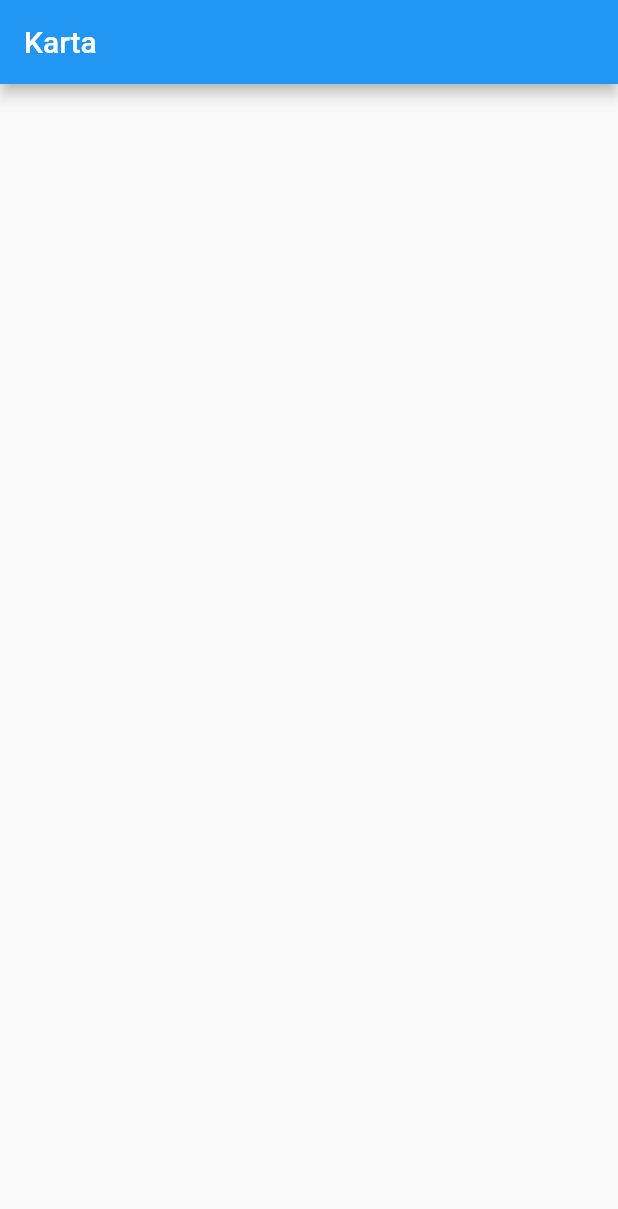
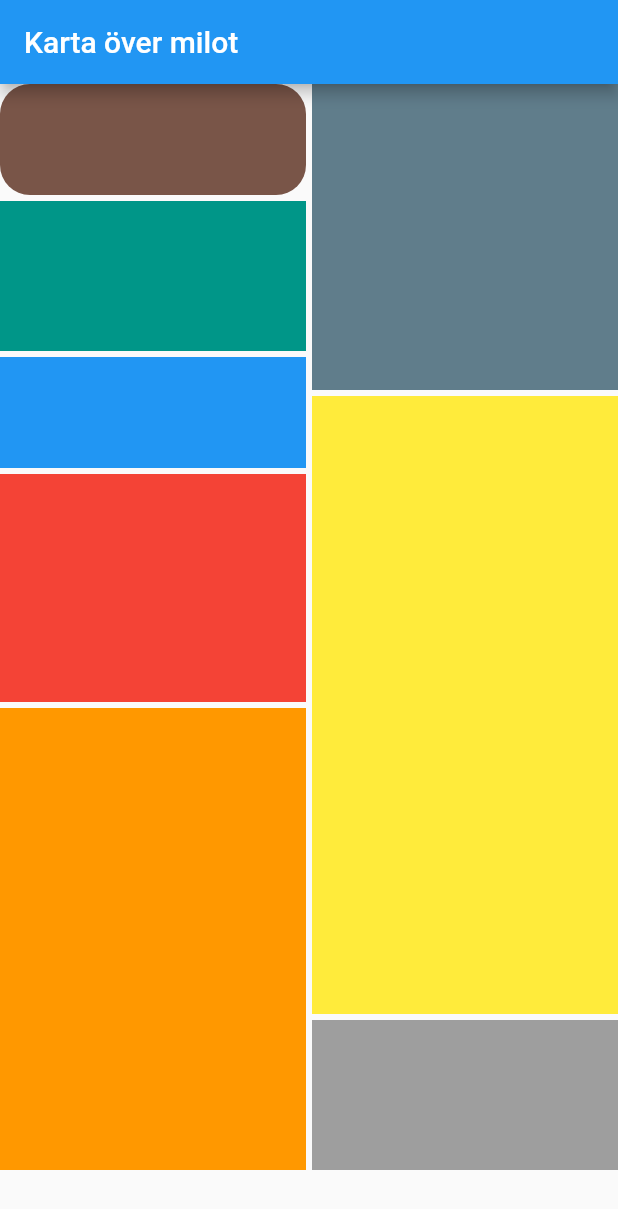
Before and after one commit to jeppeerixon/flutter-milot, a Flutter app: the screen it shows after launch, after a tap on "Hitta din passion!", on a phone screen of 412 x 824 dp. Shown: the top 1209 px of the screen. Run offline on Flutter 3.47's test engine with Material 2 defaults, Android fonts, the phone set to English and light mode, and no system bars.

Commit message:
created map layout using staggered grid view

```diff
--- a/lib/pages/home.dart
+++ b/lib/pages/home.dart
@@ -6,7 +6,6 @@ class HomeScreen extends StatelessWidget {
 
   @override
   Widget build(BuildContext context) {
-    var onPressed;
     return Scaffold(
       body: Column(
         children: [
--- a/lib/pages/map.dart
+++ b/lib/pages/map.dart
@@ -1,4 +1,5 @@
 import 'package:flutter/material.dart';
+import 'package:flutter_staggered_grid_view/flutter_staggered_grid_view.dart';
 
 class MapScreen extends StatelessWidget {
   const MapScreen({ Key? key }) :super(key: key);
@@ -8,9 +9,92 @@ class MapScreen extends StatelessWidget {
     return MaterialApp(
       home: Scaffold(
         appBar: AppBar(
-          title: const Text('Karta'),
-        )
+          title: const Text('Karta över milot'),
+        ),
+      body: Gridden(),
       ),
     );
   }
 }
+
+class Gridden extends StatelessWidget {
+  const Gridden({ Key? key }) :super(key: key);
+
+  @override
+  Widget build(BuildContext context) {
+    return Scaffold(
+      body: StaggeredGrid.count(
+      axisDirection: AxisDirection.down,
+      crossAxisCount: 4,
+      mainAxisSpacing: 4,
+      crossAxisSpacing: 4,
+      children: [
+                StaggeredGridTile.count(
+                    crossAxisCellCount: 2,
+                    mainAxisCellCount: 0.75,
+                    child: InkWell(
+                      onTap: (){
+                        print('hej');
+                      },
+                      child: Container(
+                      decoration: const BoxDecoration(
+                        borderRadius: BorderRadius.all(Radius.circular(20)),
+                        color: Colors.brown,
+                      ),
+                      ),
+                    ),
+                  ),
+                  StaggeredGridTile.count(
+                    crossAxisCellCount: 2,
+                    mainAxisCellCount: 2,
+                    child: Container(
+                      color: Colors.blueGrey,
+                    ),
+                  ),
+                  StaggeredGridTile.count(
+                    crossAxisCellCount: 2,
+                    mainAxisCellCount: 1,
+                    child: Container(
+                      color: Colors.teal,
+                    ),
+                  ),
+                  StaggeredGridTile.count(
+                    crossAxisCellCount: 2,
+                    mainAxisCellCount: 0.75,
+                    child: Container(
+                      color: Colors.blue,
+                    ),
+                  ),
+                  StaggeredGridTile.count(
+                    crossAxisCellCount: 2,
+                    mainAxisCellCount: 4,
+                    child: Container(
+                      color: Colors.yellow,
+                    ),
+                  ),
+                  StaggeredGridTile.count(
+                    crossAxisCellCount: 2,
+                    mainAxisCellCount: 1.5,
+                    child: Container(
+                      color: Colors.red,
+                    ),
+                  ),
+                  StaggeredGridTile.count(
+                    crossAxisCellCount: 2,
+                    mainAxisCellCount: 3,
+                    child: Container(
+                      color: Colors.orange,
+                    ),
+                  ),
+                  StaggeredGridTile.count(
+                    crossAxisCellCount: 2,
+                    mainAxisCellCount: 1,
+                    child: Container(
+                      color: Colors.grey,
+                    ),
+                  ),
+                ],
+            ),
+    );
+  }
+}
--- a/pubspec.yaml
+++ b/pubspec.yaml
@@ -30,6 +30,7 @@ environment:
 dependencies:
   flutter:
     sdk: flutter
+  flutter_staggered_grid_view: 0.6.2
 
 
   # The following adds the Cupertino Icons font to your application.
```
Also changed, not shown: pubspec.lock.
